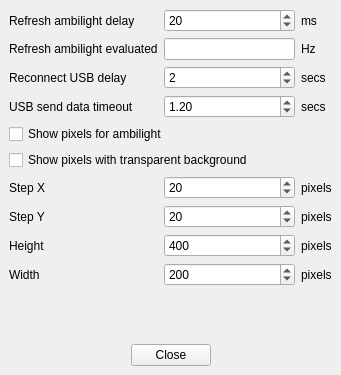
Qt form AmbilightUSB_PC/src/mainwindow.ui (Atarity/Lightpack) before a commit.
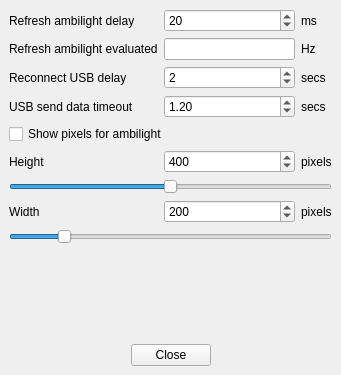
The same form after that commit. Icons and pictures are not drawn.

Commit message: Rewrite code that pick colors from desktop by call X11 library functions to simple Qt functions: grab desktop window and scale grabbed pixmap to 1x1 size then convert it to image and get pixel color. Remove step_x and step_y settings. Added new function to ambilightUsb class readFromDeviceWithCheck which tries to read device and if it fails tries to reoped device and repeat reading. MainWindow: getPixelsRects, rectangles represents the place where picks colors for LEDs, filled by solid color.

Patch:
```diff
--- a/AmbilightUSB_PC/src/mainwindow.ui
+++ b/AmbilightUSB_PC/src/mainwindow.ui
@@ -68,62 +68,14 @@
         </property>
        </widget>
       </item>
-      <item row="7" column="0">
-       <widget class="QLabel" name="label_x_step">
-        <property name="text">
-         <string>Step X</string>
-        </property>
-       </widget>
-      </item>
-      <item row="7" column="2">
-       <widget class="QLabel" name="label_sec_2">
-        <property name="text">
-         <string>pixels</string>
-        </property>
-       </widget>
-      </item>
-      <item row="8" column="1">
-       <widget class="QSpinBox" name="spinBox_StepY">
-        <property name="minimum">
-         <number>1</number>
-        </property>
-        <property name="value">
-         <number>20</number>
-        </property>
-       </widget>
-      </item>
-      <item row="8" column="2">
-       <widget class="QLabel" name="label_sec_3">
-        <property name="text">
-         <string>pixels</string>
-        </property>
-       </widget>
-      </item>
-      <item row="7" column="1">
-       <widget class="QSpinBox" name="spinBox_StepX">
-        <property name="minimum">
-         <number>1</number>
-        </property>
-        <property name="value">
-         <number>20</number>
-        </property>
-       </widget>
-      </item>
-      <item row="8" column="0">
-       <widget class="QLabel" name="label_y_step">
-        <property name="text">
-         <string>Step Y</string>
-        </property>
-       </widget>
-      </item>
-      <item row="9" column="0">
+      <item row="6" column="0">
        <widget class="QLabel" name="label_height">
         <property name="text">
          <string>Height</string>
         </property>
        </widget>
       </item>
-      <item row="9" column="1">
+      <item row="6" column="1">
        <widget class="QSpinBox" name="spinBox_HeightAmbilight">
         <property name="minimum">
          <number>1</number>
@@ -136,21 +88,21 @@
         </property>
        </widget>
       </item>
-      <item row="9" column="2">
+      <item row="6" column="2">
        <widget class="QLabel" name="label_sec_4">
         <property name="text">
          <string>pixels</string>
         </property>
        </widget>
       </item>
-      <item row="10" column="0">
+      <item row="8" column="0">
        <widget class="QLabel" name="label_width">
         <property name="text">
          <string>Width</string>
         </property>
        </widget>
       </item>
-      <item row="10" column="1">
+      <item row="8" column="1">
        <widget class="QSpinBox" name="spinBox_WidthAmbilight">
         <property name="minimum">
          <number>1</number>
@@ -163,7 +115,7 @@
         </property>
        </widget>
       </item>
-      <item row="10" column="2">
+      <item row="8" column="2">
        <widget class="QLabel" name="label_sec_5">
         <property name="text">
          <string>pixels</string>
@@ -177,13 +129,6 @@
         </property>
        </widget>
       </item>
-      <item row="6" column="0" colspan="3">
-       <widget class="QCheckBox" name="checkBox_ShowPixelsTransparentBackground">
-        <property name="text">
-         <string>Show pixels with transparent background</string>
-        </property>
-       </widget>
-      </item>
       <item row="1" column="0">
        <widget class="QLabel" name="label_UpdateDelayEval">
         <property name="text">
@@ -245,6 +190,38 @@
         </property>
        </widget>
       </item>
+      <item row="9" column="0" colspan="3">
+       <widget class="QSlider" name="horizontalSliderWidth">
+        <property name="minimum">
+         <number>1</number>
+        </property>
+        <property name="maximum">
+         <number>1280</number>
+        </property>
+        <property name="value">
+         <number>200</number>
+        </property>
+        <property name="orientation">
+         <enum>Qt::Horizontal</enum>
+        </property>
+       </widget>
+      </item>
+      <item row="7" column="0" colspan="3">
+       <widget class="QSlider" name="horizontalSliderHeight">
+        <property name="minimum">
+         <number>1</number>
+        </property>
+        <property name="maximum">
+         <number>800</number>
+        </property>
+        <property name="value">
+         <number>400</number>
+        </property>
+        <property name="orientation">
+         <enum>Qt::Horizontal</enum>
+        </property>
+       </widget>
+      </item>
      </layout>
     </item>
     <item>
```
Left out of the diff: 70 changed lines with no effect on the pictures. The commit also changes 17 other files.
